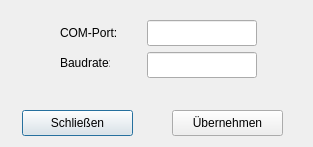
Suitcasechild/AutoCal, file setup_fluke.ui: the form before one commit.
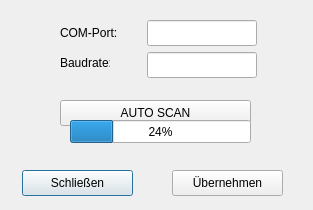
The form after the commit.

Commit message: fix(ui): Add missing UI elements for Fluke scan and tolerance settings

The edit to the form file:
```diff
--- a/setup_fluke.ui
+++ b/setup_fluke.ui
@@ -7,7 +7,7 @@
     <x>0</x>
     <y>0</y>
     <width>313</width>
-    <height>147</height>
+    <height>210</height>
    </rect>
   </property>
   <property name="windowTitle">
@@ -63,7 +63,7 @@
    <property name="geometry">
     <rect>
      <x>22</x>
-     <y>110</y>
+     <y>170</y>
      <width>111</width>
      <height>26</height>
     </rect>
@@ -76,7 +76,7 @@
    <property name="geometry">
     <rect>
      <x>172</x>
-     <y>110</y>
+     <y>170</y>
      <width>111</width>
      <height>26</height>
     </rect>
@@ -85,6 +85,32 @@
     <string>Übernehmen</string>
    </property>
   </widget>
+  <widget class="QPushButton" name="btn_search_fluke">
+   <property name="geometry">
+    <rect>
+     <x>60</x>
+     <y>100</y>
+     <width>191</width>
+     <height>26</height>
+    </rect>
+   </property>
+   <property name="text">
+    <string>AUTO SCAN</string>
+   </property>
+  </widget>
+  <widget class="QProgressBar" name="progress_scan">
+   <property name="geometry">
+    <rect>
+     <x>70</x>
+     <y>120</y>
+     <width>181</width>
+     <height>23</height>
+    </rect>
+   </property>
+   <property name="value">
+    <number>24</number>
+   </property>
+  </widget>
  </widget>
  <resources/>
  <connections/>
```
The commit also changes 2 other files.
